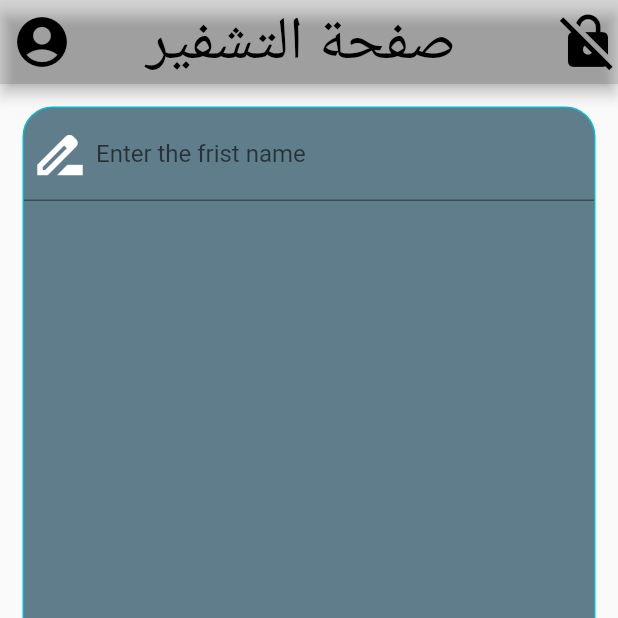
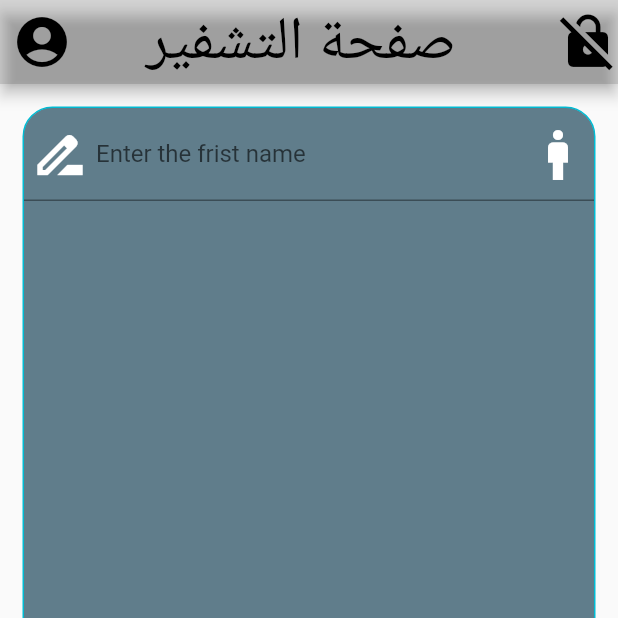
Before and after one commit to salahalddinn/project_flutter, a Flutter app: the screen it shows after launch, on a phone screen of 412 x 824 dp, the top half of it. Run offline on Flutter 3.47's test engine with Material 2 defaults, Android fonts, the phone set to English and light mode, and no system bars.

Commit message:
create in  TextFormField in Inputdecoraton suffixicon right and color and size

```diff
--- a/lib/main.dart
+++ b/lib/main.dart
@@ -46,7 +46,9 @@ class screan1 extends StatelessWidget {
                     decoration: InputDecoration(
                       labelText: "Enter the frist name ",
                       hintText: "ادخل الاسم الاول ",
-                      prefixIcon: Icon(Icons.drive_file_rename_outline,size: 40,color: Colors.white,)
+                      prefixIcon: Icon(Icons.drive_file_rename_outline,size: 40,color: Colors.white,),
+                      suffixIcon: Icon(Icons.man,size: 40,color: Colors.white,),
+
 
                     ),
                   )
```
